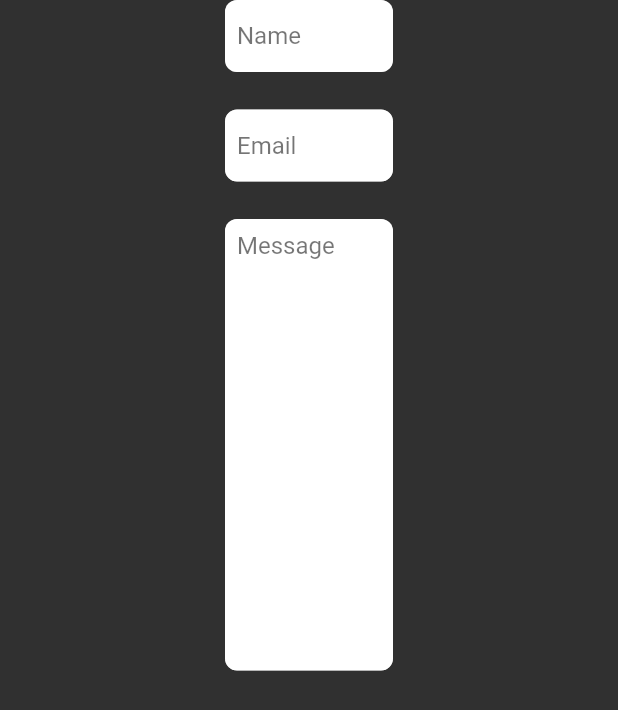
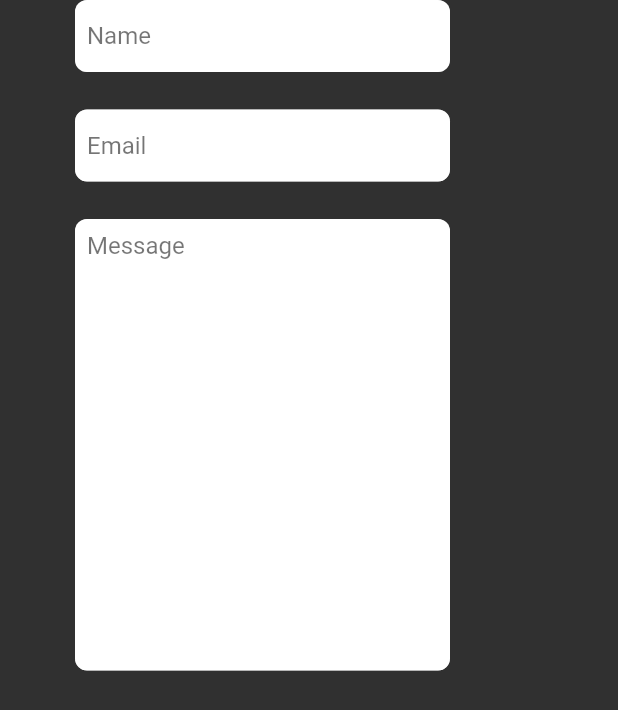
Before and after one commit to Thendricks25/Portfolio, a Flutter app: the ContactFormFields widget shown alone on an empty page, opened directly, on a phone screen of 412 x 824 dp. Shown: the top 710 px of the screen. Run offline on Flutter 3.47's test engine with Material 2 defaults, Android fonts, the phone set to English and light mode, and no system bars; our stand-ins replace carousel_pro, cloud_firestore, responsive_builder, url_launcher_web; missing offline and left inert: flutter_web_scrollbar; accounts and stored records are empty.

Commit message:
fixed the contact form to be resonably sized on desktop and mobile, fixed the title to be in a row on desktop and a column on mobile.

```diff
--- a/lib/main.dart
+++ b/lib/main.dart
@@ -73,7 +73,9 @@ class _MyHomePageState extends State<MyHomePage> {
                   Padding(
                     padding: const EdgeInsets.symmetric(
                         horizontal: 10, vertical: 50),
-                    child: Row(
+                    child: getValueForScreenType(
+                      context: context,
+                      desktop: Row(
                         mainAxisAlignment: MainAxisAlignment.center,
                         children: [
                           TitleLine(text: 'iAm'),
@@ -82,6 +84,18 @@ class _MyHomePageState extends State<MyHomePage> {
                               color: Colors.lightBlueAccent),
                           TitleLine(text: ' = flutterDeveloper( );'),
                         ],
+                      ),
+                      mobile: Center(
+                        child: Column(
+                          children: [
+                            TitleLine(text: 'iAm'),
+                            TitleLine(
+                                text: 'TateyanaHendricks',
+                                color: Colors.lightBlueAccent),
+                            TitleLine(text: ' = flutterDeveloper( );'),
+                          ],
+                        ),
+                      ),
                     ),
                   ),
                   getValueForScreenType<Widget>(
@@ -282,10 +296,14 @@ class ContactFormFields extends StatefulWidget {
 class _ContactFormFieldsState extends State<ContactFormFields> {
   @override
   Widget build(BuildContext context) {
-    return Form(
+    return Container(
+      width: 350,
+      child: Form(
         key: checkTheForm,
         child: Padding(
-        padding: const EdgeInsets.symmetric(horizontal: 150.0),
+          padding: EdgeInsets.symmetric(
+              horizontal: getValueForScreenType(
+                  context: context, mobile: 50, desktop: 0, tablet: 0)),
           child: Column(
             children: [
               TextFormField(
@@ -362,6 +380,7 @@ class _ContactFormFieldsState extends State<ContactFormFields> {
                 style: TextStyle(color: Colors.black),
               ),
             ],
+          ),
         ),
       ),
     );
```
Also changed, not shown: 1 other file. Lines whose indentation alone changed are shown as unchanged.
